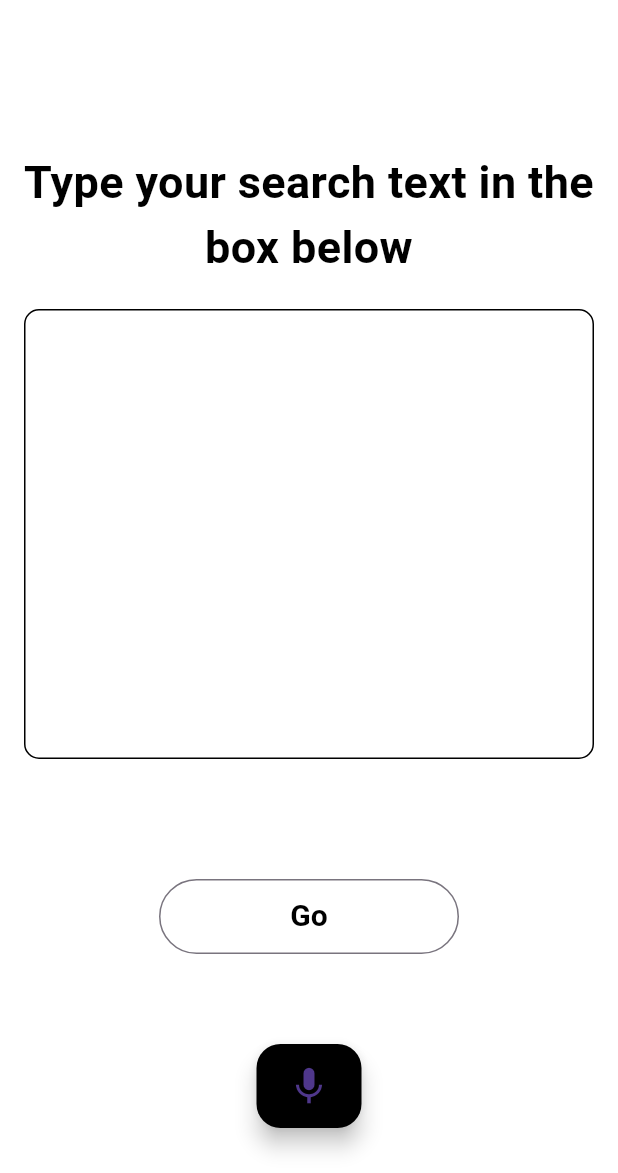
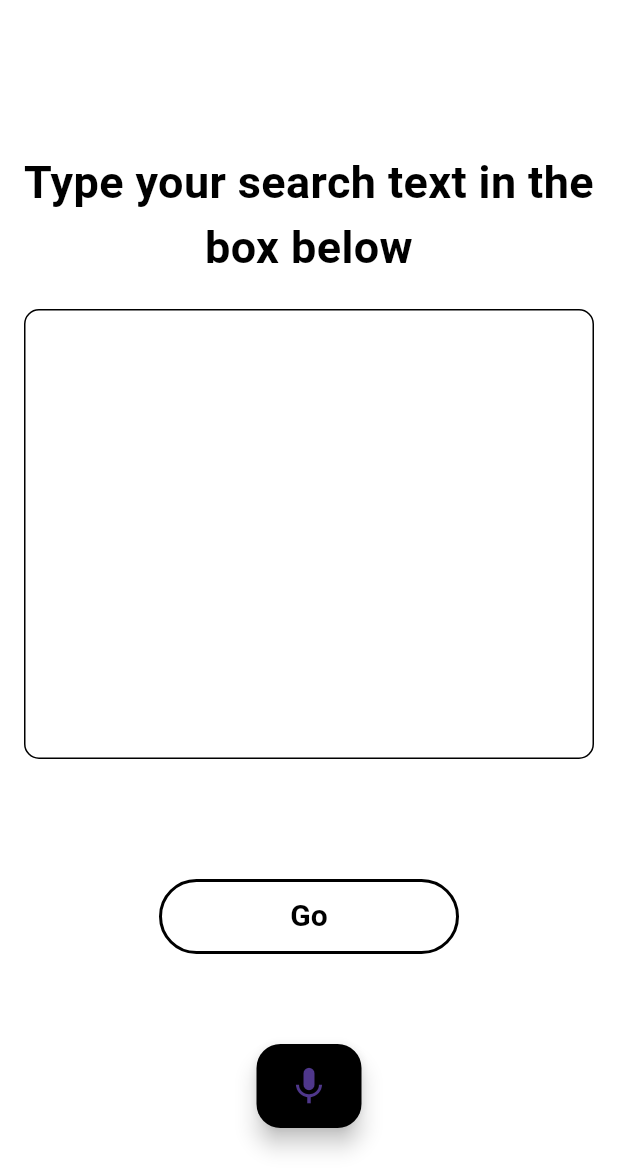
Before and after one commit to Shalom-Nankam/gee, a Flutter app: the screen it shows after launch, after a tap on the "edit note" icon, on a phone screen of 412 x 824 dp, the part 63-1236 px from its top. Run offline on Flutter 3.47's test engine with Material 2 defaults, Android fonts, the phone set to English and light mode, and no system bars; our stand-ins replace flutter_native_splash, get, shared_preferences, speech_to_text.

Commit message:
Set the theme mode to be used

```diff
--- a/lib/controllers/home_controller.dart
+++ b/lib/controllers/home_controller.dart
@@ -14,6 +14,7 @@ class HomeScreen extends StatefulWidget {
 }
 
 class HomeController extends State<HomeScreen> {
+  final themeManager = Get.put(AppTheme());
   SpeechToText userSpeech = SpeechToText();
   bool speechToTextIsEnabled = false;
   bool isRecordingSpeech = false;
--- a/lib/main.dart
+++ b/lib/main.dart
@@ -28,6 +28,7 @@ class MyApp extends StatelessWidget {
         debugShowCheckedModeBanner: false,
         theme: AppTheme.setAppTheme(),
         darkTheme: AppTheme.setAppTheme(),
+        themeMode: AppTheme.darkMode.value ? ThemeMode.dark : ThemeMode.light,
         title: 'Gee App',
         home: const HomeScreen());
   }
--- a/lib/models/app_theme.dart
+++ b/lib/models/app_theme.dart
@@ -15,6 +15,12 @@ class AppTheme extends GetxController {
     return ThemeData(
         outlinedButtonTheme: OutlinedButtonThemeData(
             style: ButtonStyle(
+                side: MaterialStatePropertyAll(BorderSide(
+                  width: 2.0,
+                  color: AppTheme.darkMode.value
+                      ? const Color(0xffffffff)
+                      : const Color(0xff000000),
+                )),
                 backgroundColor: darkMode.value
                     ? const MaterialStatePropertyAll(Color(0xff000000))
                     : const MaterialStatePropertyAll(Color(0xffffffff)))),
--- a/lib/views/home_view.dart
+++ b/lib/views/home_view.dart
@@ -3,6 +3,7 @@ import 'package:gee/controllers/home_controller.dart';
 import 'package:gee/models/app_theme.dart';
 import 'package:gee/views/statelessview.dart';
 import 'package:gee/widgets/search_button.dart';
+import 'package:get/get_state_manager/get_state_manager.dart';
 
 import '../widgets/record_speech_button.dart';
 
@@ -60,7 +61,8 @@ class TypeSearch extends StatelessWidget {
 
   @override
   Widget build(BuildContext context) {
-    return Column(
+    return Obx(
+      () => Column(
         children: [
           const SizedBox(
             height: 70,
@@ -100,6 +102,7 @@ class TypeSearch extends StatelessWidget {
             pressAction: () {},
           )
         ],
+      ),
     );
   }
 }
@@ -114,7 +117,8 @@ class RecordSearch extends StatelessWidget {
 
   @override
   Widget build(BuildContext context) {
-    return Column(
+    return Obx(
+      () => Column(
         children: [
           const SizedBox(
             height: 70,
@@ -153,6 +157,7 @@ class RecordSearch extends StatelessWidget {
             pressAction: () {},
           )
         ],
+      ),
     );
   }
 }
```
Lines whose indentation alone changed are shown as unchanged.
